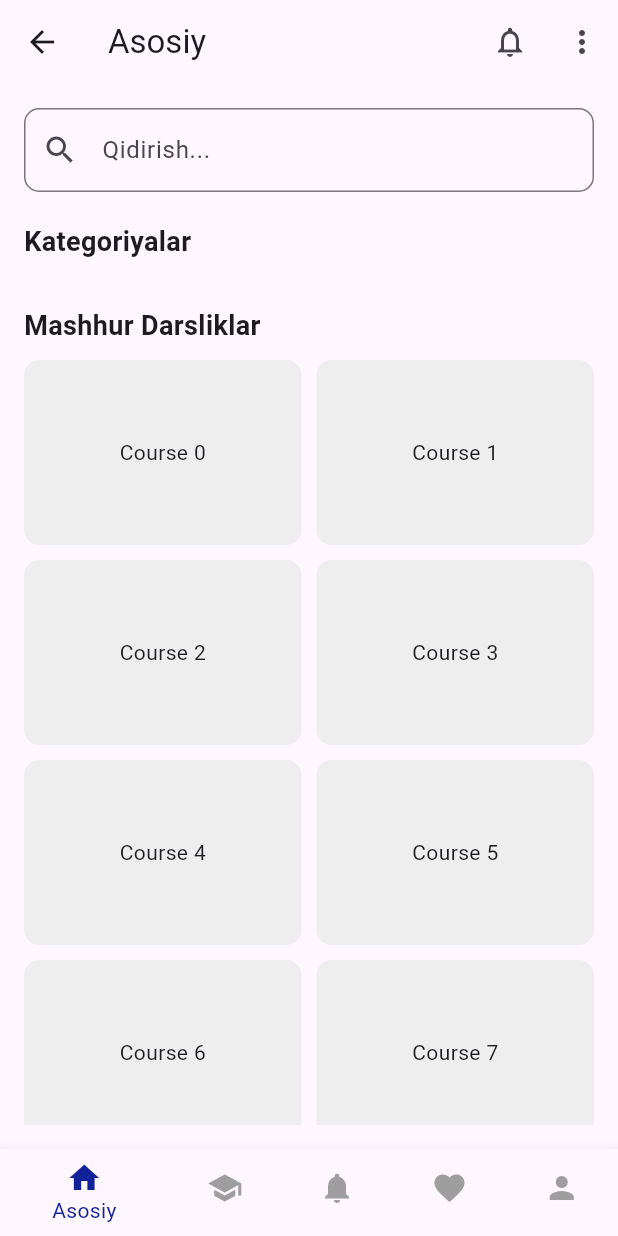
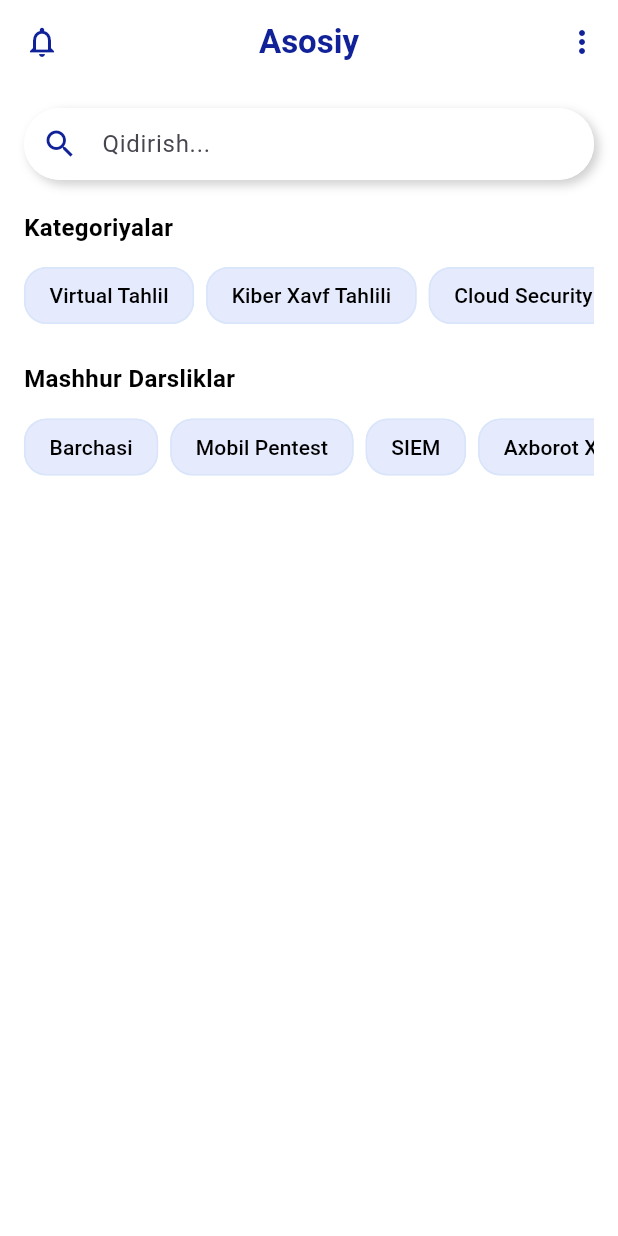
Before and after one commit to azizkomil/educenter, a Flutter app: the HomeScreen screen opened directly, on a phone screen of 412 x 824 dp. Run offline on Flutter 3.47's test engine with Material 3 defaults, Android fonts, the phone set to English and light mode, and no system bars.

Commit message:
inproved the home.dart a little bit

```diff
--- /dev/null
+++ b/lib/components/category.dart
@@ -0,0 +1,120 @@
+import 'package:flutter/material.dart';
+
+class CategorySection extends StatelessWidget {
+  final String title;
+  final List<String> categories;
+  final Color activeColor;
+  final Color inactiveColor;
+  final Color textColor;
+  final Color activeTextColor;
+  final bool showBorders;
+
+  CategorySection({
+    required this.title,
+    required this.categories,
+    required this.activeColor,
+    required this.inactiveColor,
+    required this.textColor,
+    required this.activeTextColor,
+    this.showBorders = true,
+  });
+
+  @override
+  Widget build(BuildContext context) {
+    return Column(
+      crossAxisAlignment: CrossAxisAlignment.start,
+      children: [
+        Text(
+          title,
+          style: TextStyle(
+            fontWeight: FontWeight.bold,
+            fontSize: 16,
+            color: Colors.black,
+          ),
+        ),
+        SizedBox(height: 10),
+        SingleChildScrollView(
+          scrollDirection: Axis.horizontal,
+          child: Row(
+            children: categories.map((category) {
+              return Padding(
+                padding: const EdgeInsets.only(right: 8.0),
+                child: _CategoryChip(
+                  label: category,
+                  activeColor: activeColor,
+                  inactiveColor: inactiveColor,
+                  textColor: textColor,
+                  activeTextColor: activeTextColor,
+                  showBorders: showBorders,
+                ),
+              );
+            }).toList(),
+          ),
+        ),
+      ],
+    );
+  }
+}
+
+class _CategoryChip extends StatefulWidget {
+  final String label;
+  final Color activeColor;
+  final Color inactiveColor;
+  final Color textColor;
+  final Color activeTextColor;
+  final bool showBorders;
+
+  _CategoryChip({
+    required this.label,
+    required this.activeColor,
+    required this.inactiveColor,
+    required this.textColor,
+    required this.activeTextColor,
+    this.showBorders = true,
+  });
+
+  @override
+  __CategoryChipState createState() => __CategoryChipState();
+}
+
+class __CategoryChipState extends State<_CategoryChip> {
+  bool isSelected = false;
+
+  @override
+  Widget build(BuildContext context) {
+    return ChoiceChip(
+      label: Text(
+        widget.label,
+        style: TextStyle(
+          color: isSelected ? widget.activeTextColor : widget.textColor,
+        ),
+      ),
+      selectedColor: widget.activeColor,
+      backgroundColor: widget.inactiveColor,
+      selected: isSelected,
+      shape: widget.showBorders
+          ? RoundedRectangleBorder(
+              borderRadius: BorderRadius.circular(15),
+              side: BorderSide(
+                color: isSelected ? const Color.fromARGB(0, 255, 255, 255) : widget.inactiveColor,
+              ),
+            )
+          : RoundedRectangleBorder(
+              borderRadius: BorderRadius.circular(15),
+              side: BorderSide.none,
+            ),
+      avatar: isSelected
+          ? Icon(
+              Icons.check,
+              color: Colors.white, // Set check-mark color to white
+              size: 16,
+            )
+          : null, // This shows the check-mark when selected
+      onSelected: (selected) {
+        setState(() {
+          isSelected = selected;
+        });
+      },
+    );
+  }
+}
--- /dev/null
+++ b/lib/components/popular_courses.dart
@@ -0,0 +1,35 @@
+import 'package:flutter/material.dart';
+import 'category.dart'; // Reuse the CategorySection
+
+class PopularCoursesSection extends StatelessWidget {
+  final String title;
+  final List<String> courses;
+  final Color activeColor;
+  final Color inactiveColor;
+  final Color textColor;
+  final Color activeTextColor;
+  final bool showBorders;
+
+  PopularCoursesSection({
+    required this.title,
+    required this.courses,
+    required this.activeColor,
+    required this.inactiveColor,
+    required this.textColor,
+    required this.activeTextColor,
+    this.showBorders = true,
+  });
+
+  @override
+  Widget build(BuildContext context) {
+    return CategorySection(
+      title: title,
+      categories: courses,
+      activeColor: activeColor,
+      inactiveColor: inactiveColor,
+      textColor: textColor,
+      activeTextColor: activeTextColor,
+      showBorders: showBorders,
+    );
+  }
+}
--- /dev/null
+++ b/lib/components/search_bar.dart
@@ -0,0 +1,38 @@
+import 'package:flutter/material.dart';
+
+class MySearchBar extends StatelessWidget {
+  @override
+  Widget build(BuildContext context) {
+    return Container(
+      decoration: BoxDecoration(
+        color: Colors.white, // Background color of the search bar
+        borderRadius: BorderRadius.circular(25.0), // Rounded corners
+        boxShadow: [
+          BoxShadow(
+            color: Colors.black.withOpacity(0.2), // Your shadow color
+            offset: Offset(3, 3), // Position of the shadow
+            blurRadius: 5.0, // Blur radius for the shadow
+          ),
+          BoxShadow(
+            color: Colors.white, // Your background color
+            spreadRadius: -12.0, // Negative spread to create inset effect
+            blurRadius: 12.0, // Blur radius for the shadow
+          ),
+        ],
+      ),
+      child: TextField(
+        decoration: InputDecoration(
+          prefixIcon: Icon(Icons.search, color: Color(0xFF112299)),
+          hintText: "Qidirish...",
+          filled: true,
+          fillColor: Colors.white, // Fill color of the text field
+          border: OutlineInputBorder(
+            borderRadius: BorderRadius.circular(25.0),
+            borderSide: BorderSide.none, // No border
+          ),
+          contentPadding: EdgeInsets.symmetric(vertical: 0, horizontal: 20),
+        ),
+      ),
+    );
+  }
+}
--- a/lib/main.dart
+++ b/lib/main.dart
@@ -1,4 +1,4 @@
-import 'package:educenter/screens/introduction/login.dart';
+import 'package:educenter/screens/home.dart';
 import 'package:flutter/material.dart';
 
 void main() {
@@ -14,7 +14,7 @@ class MyApp extends StatelessWidget {
       theme: ThemeData(
         primarySwatch: Colors.blue,
       ),
-      home: LoginScreen(), // Set LoginPage as the home screen
+      home: HomeScreen(), // Set LoginPage as the home screen
     );
   }
 }
--- a/lib/screens/home.dart
+++ b/lib/screens/home.dart
@@ -1,118 +1,77 @@
 import 'package:flutter/material.dart';
+import 'package:educenter/components/category.dart'; // Ensure this path is correct
+import 'package:educenter/components/popular_courses.dart'; // Ensure this path is correct
+import 'package:educenter/components/search_bar.dart';
 
 class HomeScreen extends StatelessWidget {
   @override
   Widget build(BuildContext context) {
     return Scaffold(
+      backgroundColor: Colors.white, // Ensures the background is white
       appBar: AppBar(
-        title: Text('Asosiy'),
+        backgroundColor: Colors.white,
+        elevation: 0,
+        centerTitle: true,
+        title: Text(
+          'Asosiy',
+          style: TextStyle(
+            color: Color(0xFF112299),
+            fontWeight: FontWeight.bold,
+          ),
+        ),
+        leading: IconButton(
+          icon: Icon(Icons.notifications_outlined, color: Color(0xFF112299)),
+          onPressed: () {},
+        ),
         actions: [
           IconButton(
-            icon: Icon(Icons.notifications_none),
-            onPressed: () {
-              // Handle notifications
-            },
-          ),
-          IconButton(
-            icon: Icon(Icons.more_vert),
-            onPressed: () {
-              // Handle more options
-            },
+            icon: Icon(Icons.more_vert, color: Color(0xFF112299)),
+            onPressed: () {},
           ),
         ],
       ),
-      body: Padding(
+      body: SingleChildScrollView(
+        child: Padding(
           padding: const EdgeInsets.all(16.0),
           child: Column(
             crossAxisAlignment: CrossAxisAlignment.start,
             children: [
-            // Search Bar
-            TextField(
-              decoration: InputDecoration(
-                prefixIcon: Icon(Icons.search),
-                hintText: 'Qidirish...',
-                border: OutlineInputBorder(
-                  borderRadius: BorderRadius.circular(10.0),
-                ),
-              ),
+              MySearchBar(),
+              SizedBox(height: 20),
+              CategorySection(
+                title: 'Kategoriyalar',
+                categories: [
+                  'Virtual Tahlil',
+                  'Kiber Xavf Tahlili',
+                  'Cloud Security',
+                  'Web Hacking',
+                  'Ethical Hacking',
+                  'SIEM'
+                ],
+                activeColor: Color(0xFF112299),
+                inactiveColor: Color.fromARGB(166, 215, 228, 250),
+                textColor: Colors.black,
+                activeTextColor: Colors.white,
+                showBorders: true,
               ),
               SizedBox(height: 20),
-            // Categories and Popular Courses
-            Expanded(
-              child: ListView(
-                children: [
-                  // Categories
-                  Text(
-                    'Kategoriyalar',
-                    style: TextStyle(fontSize: 18, fontWeight: FontWeight.bold),
-                  ),
-                  SizedBox(height: 10),
-                  SingleChildScrollView(
-                    scrollDirection: Axis.horizontal,
-                    child: Row(
-                      children: [
-                        // Add your category widgets here
+              PopularCoursesSection(
+                title: 'Mashhur Darsliklar',
+                courses: [
+                  'Barchasi',
+                  'Mobil Pentest',
+                  'SIEM',
+                  'Axborot Xavfsizligi',
                 ],
-                    ),
-                  ),
-                  SizedBox(height: 20),
-                  // Popular Courses
-                  Text(
-                    'Mashhur Darsliklar',
-                    style: TextStyle(fontSize: 18, fontWeight: FontWeight.bold),
-                  ),
-                  SizedBox(height: 10),
-                  GridView.builder(
-                    shrinkWrap: true,
-                    physics: NeverScrollableScrollPhysics(),
-                    gridDelegate: SliverGridDelegateWithFixedCrossAxisCount(
-                      crossAxisCount: 2,
-                      childAspectRatio: 3 / 2,
-                      crossAxisSpacing: 10,
-                      mainAxisSpacing: 10,
-                    ),
-                    itemBuilder: (context, index) {
-                      return Container(
-                        decoration: BoxDecoration(
-                          borderRadius: BorderRadius.circular(10),
-                          color: Colors.grey[200],
-                        ),
-                        child: Center(child: Text('Course $index')),
-                      );
-                    },
-                    itemCount: 8, // Number of courses to display
+                activeColor: Color(0xFF112299),
+                inactiveColor: Color.fromARGB(166, 215, 228, 250),
+                textColor: Colors.black,
+                activeTextColor: Colors.white,
+                showBorders: true,
               ),
             ],
           ),
         ),
-          ],
-        ),
-      ),
-      bottomNavigationBar: BottomNavigationBar(
-        items: [
-          BottomNavigationBarItem(
-            icon: Icon(Icons.home),
-            label: 'Asosiy',
-          ),
-          BottomNavigationBarItem(
-            icon: Icon(Icons.school),
-            label: 'Kurslarim',
-          ),
-          BottomNavigationBarItem(
-            icon: Icon(Icons.notifications),
-            label: 'Yangiliklar',
-          ),
-          BottomNavigationBarItem(
-            icon: Icon(Icons.favorite),
-            label: 'Sevimlilar',
-          ),
-          BottomNavigationBarItem(
-            icon: Icon(Icons.person),
-            label: 'Profil',
-          ),
-        ],
-        selectedItemColor: Color(0xFF112299), // Match your theme color
-        unselectedItemColor: Colors.grey,
       ),
     );
   }
```
Lines whose indentation alone changed are shown as unchanged.
